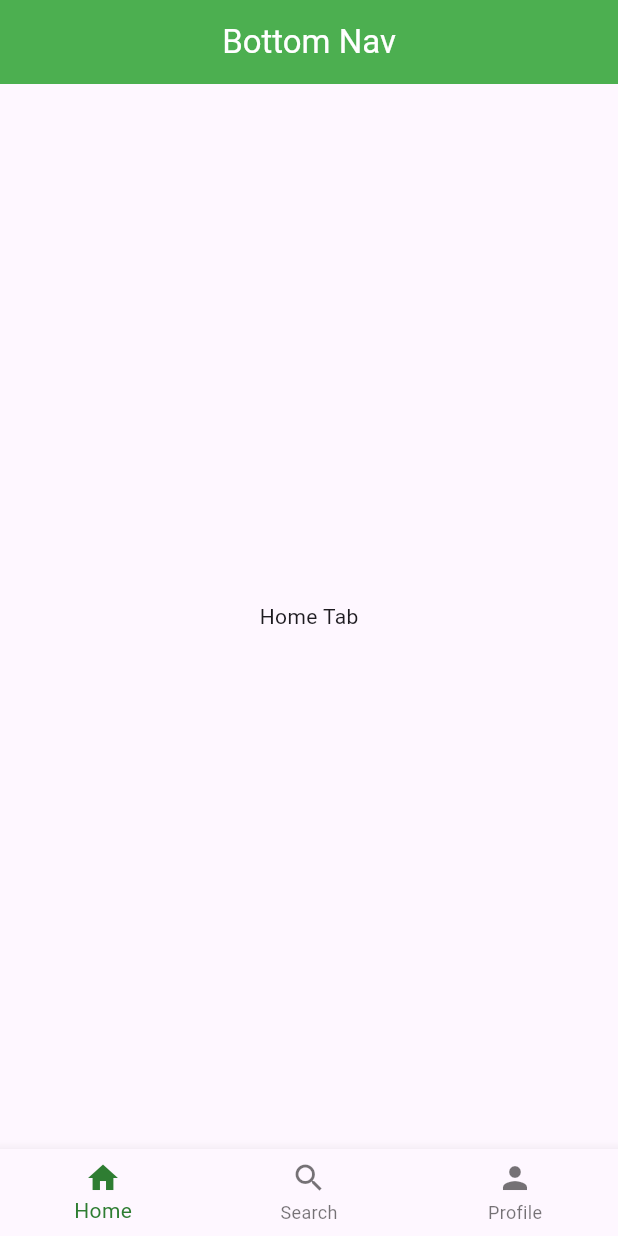
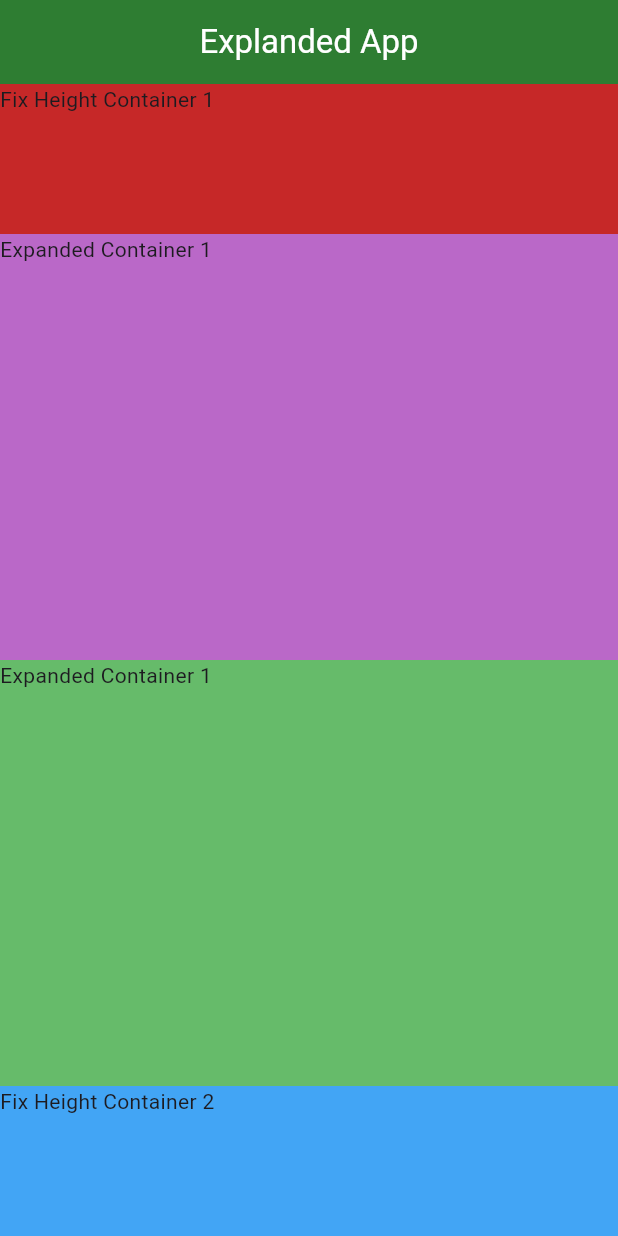
Before and after one commit to tardev35/flutter2024, a Flutter app: the screen it shows after launch, on a phone screen of 412 x 824 dp. Run offline on Flutter 3.47's test engine with Material 3 defaults, Android fonts, the phone set to English and light mode, and no system bars.

Commit message:
Add Expanded Container

```diff
--- /dev/null
+++ b/lib/explanded_example.dart
@@ -0,0 +1,61 @@
+import 'package:flutter/material.dart';
+
+class ExplandedExample extends StatelessWidget {
+  const ExplandedExample({super.key});
+
+  @override
+  Widget build(BuildContext context) {
+    return const MaterialApp(
+      debugShowCheckedModeBanner: false,
+      home: ExplandedPage(),
+    );
+  }
+}
+
+class ExplandedPage extends StatelessWidget {
+  const ExplandedPage({super.key});
+
+  @override
+  Widget build(BuildContext context) {
+    return Scaffold(
+        appBar: AppBar(
+          title: const Text(
+            'Explanded App',
+            style: TextStyle(color: Colors.white),
+          ),
+          backgroundColor: Colors.green[800],
+          foregroundColor: Colors.white,
+          centerTitle: true,
+        ),
+        body: Column(
+          children: <Widget>[
+            Container(
+              height: 100,
+              width: double.infinity,
+              color: Colors.red[800],
+              child: const Text('Fix Height Container 1'),
+            ),
+            Expanded(
+              child: Container(
+                color: Colors.purple[300],
+                child: const Text('Expanded Container 1 '),
+                width: double.infinity,
+              ),
+            ),
+            Expanded(
+              child: Container(
+                width: double.infinity,
+                color: Colors.green[400],
+                child: const Text('Expanded Container 1 '),
+              ),
+            ),
+            Container(
+              width: double.infinity,
+              height: 100,
+              color: Colors.blue[400],
+              child: const Text('Fix Height Container 2'),
+            )
+          ],
+        ));
+  }
+}
--- a/lib/main.dart
+++ b/lib/main.dart
@@ -1,5 +1,6 @@
 import 'package:flutter/material.dart';
-import 'package:flutter_app_1/bottom_nav.dart';
+import 'package:flutter_app_1/explanded_example.dart';
+//import 'package:flutter_app_1/bottom_nav.dart';
 //import 'package:flutter_app_1/card_example.dart';
 //import 'package:flutter_app_1/tab_example.dart';
 //import 'package:flutter_app_1/drawer_example.dart';
@@ -7,5 +8,5 @@ import 'package:flutter_app_1/bottom_nav.dart';
 // import 'main_app.dart';
 
 void main() {
-  runApp(const MainBottomNav());
+  runApp(const ExplandedExample());
 }
```
